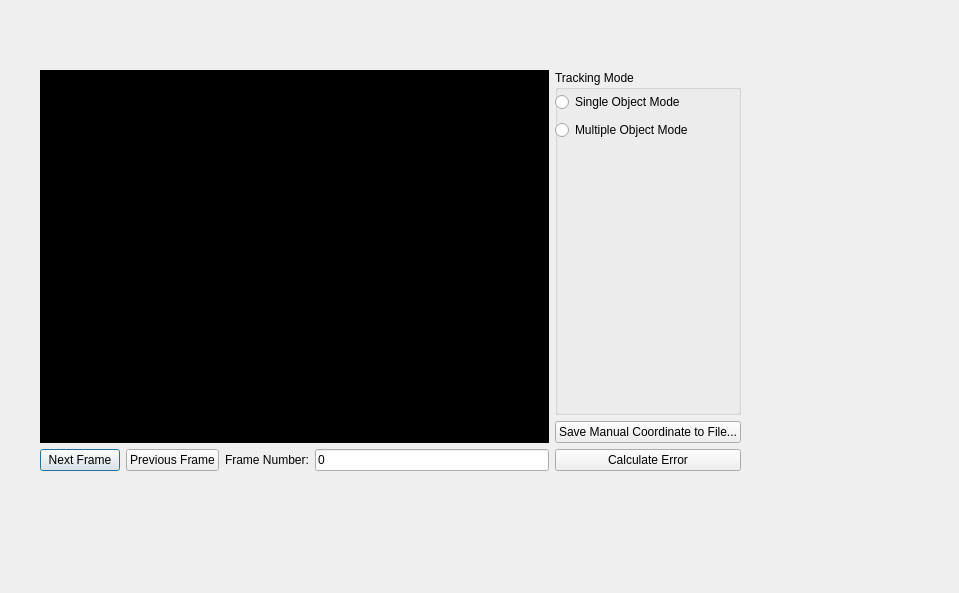
Before: the Qt Designer form lulusjuni/errorcalculationdialog.ui in hammashamzah/tugasakhir, drawn with Qt 5.
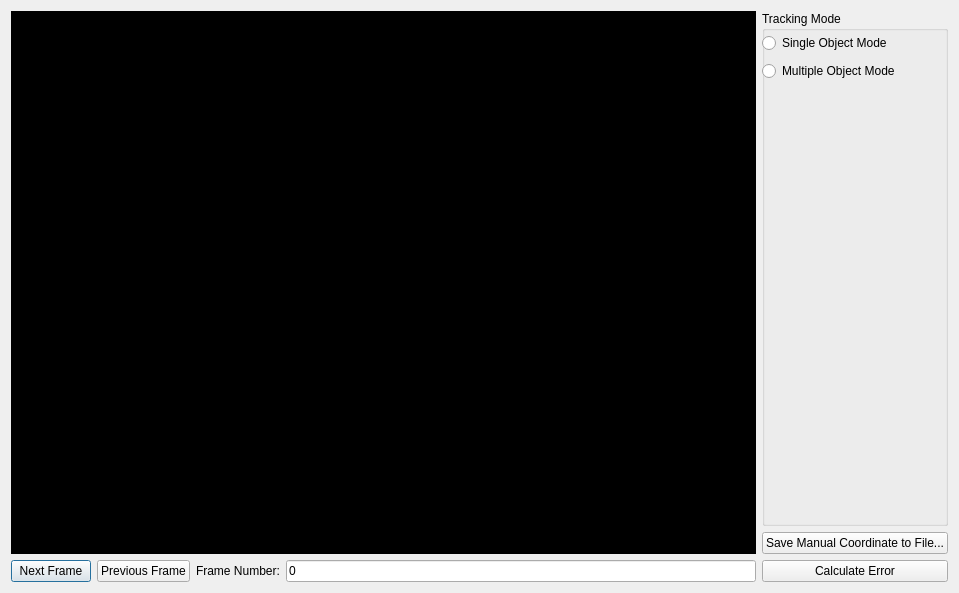
After: the same form once the commit is applied.

The edit to the form file:
```diff
--- a/lulusjuni/errorcalculationdialog.ui
+++ b/lulusjuni/errorcalculationdialog.ui
@@ -13,15 +13,8 @@
   <property name="windowTitle">
    <string>Dialog</string>
   </property>
-  <widget class="QWidget" name="">
-   <property name="geometry">
-    <rect>
-     <x>40</x>
-     <y>70</y>
-     <width>701</width>
-     <height>401</height>
-    </rect>
-   </property>
+  <layout class="QHBoxLayout" name="horizontalLayout_3">
+   <item>
    <layout class="QHBoxLayout" name="horizontalLayout_2">
     <item>
      <layout class="QVBoxLayout" name="verticalLayout_3">
@@ -88,7 +81,7 @@
         <property name="title">
          <string>Tracking Mode</string>
         </property>
-        <widget class="QWidget" name="">
+         <widget class="QWidget" name="layoutWidget">
          <property name="geometry">
           <rect>
            <x>0</x>
@@ -133,7 +126,8 @@
      </layout>
     </item>
    </layout>
-  </widget>
+   </item>
+  </layout>
  </widget>
  <resources/>
  <connections/>
```
Lines whose indentation alone changed are shown as unchanged.
